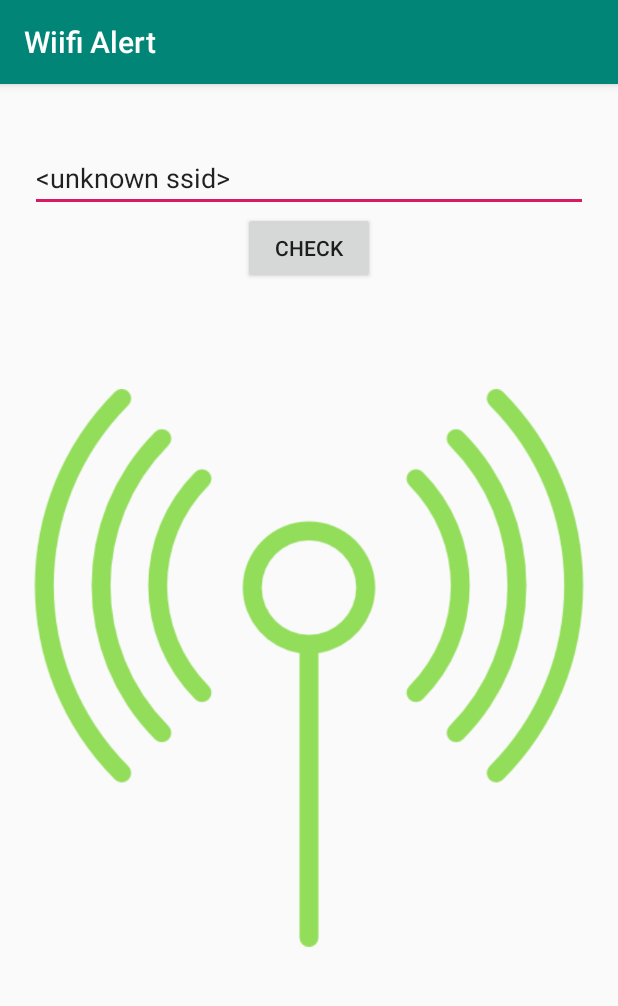
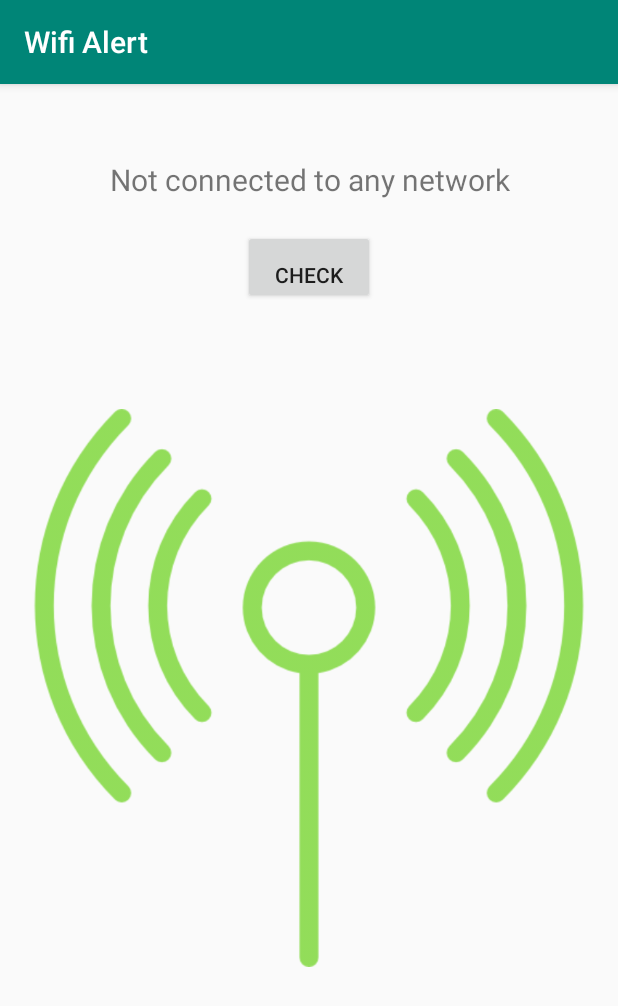
Before and after one commit to asishbm98/Wifi_Alert, an Android app: the screen it shows after launch (MainActivity), after a tap on "CHECK", on a phone screen of 412 x 824 dp. Shown: the top 1006 px of the screen. Run offline under Robolectric (Android 15) with nearby library versions, the phone set to English and light mode, and no system bars.

Commit message:
stage before adding broadcast:)

```diff
--- a/app/src/main/java/alert/wiifialert/MainActivity.java
+++ b/app/src/main/java/alert/wiifialert/MainActivity.java
@@ -2,6 +2,7 @@ package alert.wiifialert;
 
 import android.net.wifi.WifiInfo;
 import android.net.wifi.WifiManager;
+import android.os.SystemClock;
 import android.support.v7.app.AppCompatActivity;
 import android.os.Bundle;
 import android.view.View;
@@ -31,18 +32,26 @@ public class MainActivity extends AppCompatActivity {
         wifiCheck = connectionManager.getNetworkInfo(ConnectivityManager.TYPE_WIFI);
 
         WifiManager wifiManager = (WifiManager) getApplicationContext().getSystemService (Context.WIFI_SERVICE);
-        WifiInfo info = wifiManager.getConnectionInfo ();
-        String ssid_  = info.getSSID();
+        WifiInfo info = wifiManager.getConnectionInfo();
+        int state =wifiManager.getWifiState();
+
+        String ssid  = info.getSSID();
+
 
 
 
         if(wifiCheck.isConnected()) {
+            textView.setText("Connected to " + ssid);
+
             android.widget.Toast.makeText(this, "Wifi is connected", Toast.LENGTH_LONG).show();
         }
         else {
+            textView.setText("Not connected to any network");
             android.widget.Toast.makeText(this, "Wifi is not connected", Toast.LENGTH_LONG).show();
         }
-        textView.setText(ssid_);
+        //SystemClock.sleep(5000);
+
+
 
     }
 }
--- a/app/src/main/res/layout/activity_main.xml
+++ b/app/src/main/res/layout/activity_main.xml
@@ -10,16 +10,19 @@
     tools:context=".MainActivity">
 
 
-    <EditText
+    <TextView
         android:paddingTop="30dp"
         android:id="@+id/ssid"
+        android:textSize="20sp"
+        android:gravity="center"
         android:layout_width="match_parent"
         android:layout_height="wrap_content"
-        android:ems="10"
         android:inputType="textPersonName"
-        android:text="Enter wifi ssid" />
+        android:paddingBottom="20dp"
+        android:text="@string/enter_wifi_ssid" />
 
     <Button
+        android:paddingTop="20dp"
         android:layout_width="wrap_content"
         android:layout_height="wrap_content"
         android:layout_gravity="center"
@@ -30,7 +33,7 @@
         android:id="@+id/button"
         android:layout_width="wrap_content"
         android:layout_height="wrap_content"
-        android:src="@drawable/png"
+        android:src="@drawable/f"
         />
 
 </LinearLayout>
--- /dev/null
+++ b/app/src/main/res/values-v21/styles.xml
@@ -0,0 +1,5 @@
+<?xml version="1.0" encoding="utf-8"?>
+<resources>
+
+    <style name="test" parent="android:Theme.Material.Light.NoActionBar" />
+</resources>
--- a/app/src/main/res/values/strings.xml
+++ b/app/src/main/res/values/strings.xml
@@ -1,3 +1,4 @@
 <resources>
-    <string name="app_name">Wiifi Alert</string>
+    <string name="app_name">Wifi Alert</string>
+    <string name="enter_wifi_ssid">Searching for ssid</string>
 </resources>
--- a/app/src/main/res/values/styles.xml
+++ b/app/src/main/res/values/styles.xml
@@ -8,4 +8,6 @@
         <item name="colorAccent">@color/colorAccent</item>
     </style>
 
+    <style name="test" parent="AppTheme" />
+
 </resources>
```
Also changed, not shown: app/src/main/res/drawable/f.png (renamed from app/src/main/res/drawable/png.png), app/src/main/res/drawable/n_f.png (added).
